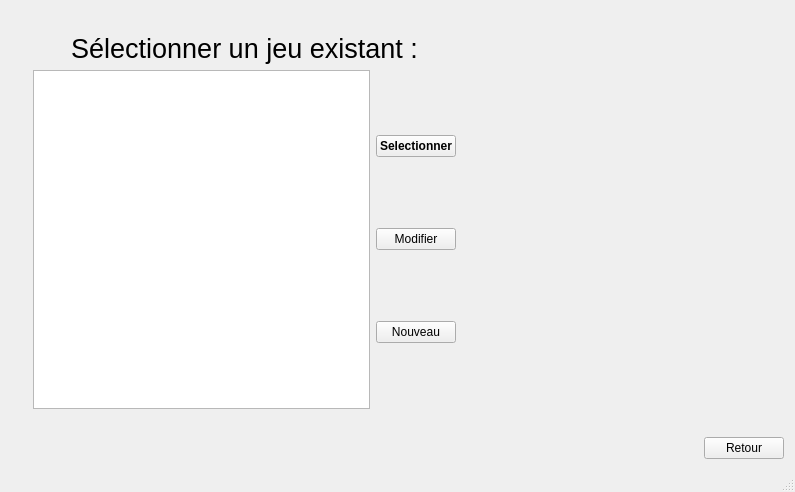
First picture: the form in mainwindow.ui, repository helarion/Application-JDR, before the edit.
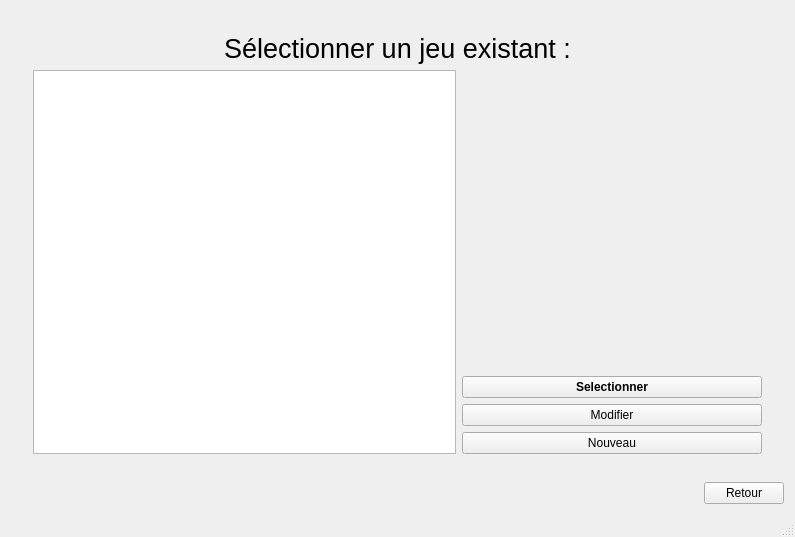
Second picture: the form after the edit. The open tabs and pages were chosen to show the change. Icons and pictures are not drawn.

What changed in the file:
```diff
--- a/mainwindow.ui
+++ b/mainwindow.ui
@@ -90,9 +90,64 @@
        <layout class="QGridLayout" name="gridLayout_11">
         <item row="0" column="0">
          <widget class="QWidget" name="Jeu" native="true">
-          <layout class="QGridLayout" name="gridLayout_4">
-           <item row="2" column="1">
+          <layout class="QVBoxLayout" name="verticalLayout_5">
+           <item>
+            <widget class="QLabel" name="label_2">
+             <property name="font">
+              <font>
+               <pointsize>20</pointsize>
+              </font>
+             </property>
+             <property name="text">
+              <string>Sélectionner un jeu existant :</string>
+             </property>
+             <property name="alignment">
+              <set>Qt::AlignCenter</set>
+             </property>
+            </widget>
+           </item>
+           <item>
+            <layout class="QHBoxLayout" name="horizontalLayout_3">
+             <property name="topMargin">
+              <number>0</number>
+             </property>
+             <item>
+              <widget class="QListWidget" name="listJeu">
+               <property name="minimumSize">
+                <size>
+                 <width>0</width>
+                 <height>200</height>
+                </size>
+               </property>
+               <property name="maximumSize">
+                <size>
+                 <width>500</width>
+                 <height>16777215</height>
+                </size>
+               </property>
+              </widget>
+             </item>
+             <item>
             <layout class="QVBoxLayout" name="verticalLayout_2">
+               <item>
+                <widget class="QLabel" name="themeJeu">
+                 <property name="minimumSize">
+                  <size>
+                   <width>300</width>
+                   <height>300</height>
+                  </size>
+                 </property>
+                 <property name="maximumSize">
+                  <size>
+                   <width>300</width>
+                   <height>300</height>
+                  </size>
+                 </property>
+                 <property name="text">
+                  <string/>
+                 </property>
+                </widget>
+               </item>
              <item>
               <widget class="QPushButton" name="selectionnerJeuButton">
                <property name="font">
@@ -122,42 +177,7 @@
              </item>
             </layout>
            </item>
-           <item row="2" column="0">
-            <widget class="QListWidget" name="listJeu"/>
-           </item>
-           <item row="2" column="2">
-            <widget class="QLabel" name="themeJeu">
-             <property name="minimumSize">
-              <size>
-               <width>300</width>
-               <height>300</height>
-              </size>
-             </property>
-             <property name="maximumSize">
-              <size>
-               <width>300</width>
-               <height>300</height>
-              </size>
-             </property>
-             <property name="text">
-              <string/>
-             </property>
-            </widget>
-           </item>
-           <item row="0" column="0" colspan="2">
-            <widget class="QLabel" name="label_2">
-             <property name="font">
-              <font>
-               <pointsize>20</pointsize>
-              </font>
-             </property>
-             <property name="text">
-              <string>Sélectionner un jeu existant :</string>
-             </property>
-             <property name="alignment">
-              <set>Qt::AlignCenter</set>
-             </property>
-            </widget>
+            </layout>
            </item>
           </layout>
          </widget>
```
Left out of the diff: 39 changed lines with no effect on the pictures. Lines whose indentation alone changed are shown as unchanged.
